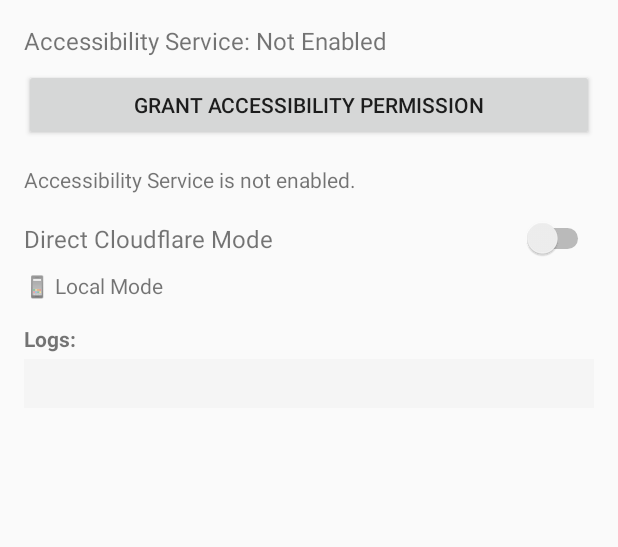
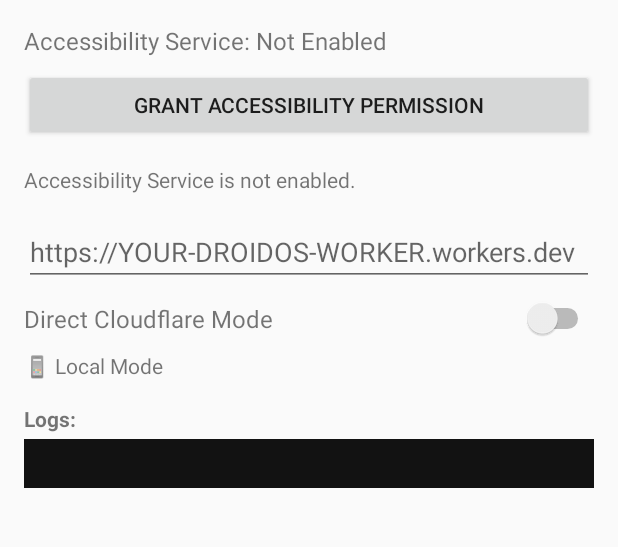
Before and after one commit to SayanSantra-t/droidos-neo, an Android app: the screen it shows after launch (MainActivity), on a phone screen of 412 x 824 dp, the part 157-704 px from its top. Run offline under Robolectric (Android 15) with nearby library versions, the phone set to English and light mode, and no system bars.

Commit message:
Add in-app Cloudflare Worker URL configuration UI and persist entered URL

```diff
--- a/app/src/main/java/com/droidos/neo/MainActivity.kt
+++ b/app/src/main/java/com/droidos/neo/MainActivity.kt
@@ -5,8 +5,10 @@ import android.os.Bundle
 import android.provider.Settings
 import android.view.accessibility.AccessibilityManager
 import android.widget.Button
+import android.widget.EditText
 import android.widget.Switch
 import android.widget.TextView
+import android.widget.Toast
 import androidx.appcompat.app.AppCompatActivity
 
 class MainActivity : AppCompatActivity() {
@@ -15,6 +17,7 @@ class MainActivity : AppCompatActivity() {
     private lateinit var tvAccessibilityStatus: TextView
     private lateinit var tvEndpointUrl: TextView
     private lateinit var tvLogs: TextView
+    private lateinit var etWorkerUrl: EditText
     private lateinit var switchCloudflare: Switch
     private lateinit var tvCloudflareStatus: TextView
 
@@ -28,6 +31,7 @@ class MainActivity : AppCompatActivity() {
         tvAccessibilityStatus  = findViewById(R.id.tvAccessibilityStatus)
         tvEndpointUrl          = findViewById(R.id.tvEndpointUrl)
         tvLogs                 = findViewById(R.id.tvLogs)
+        etWorkerUrl            = findViewById(R.id.etWorkerUrl)
         switchCloudflare       = findViewById(R.id.switchCloudflare)
         tvCloudflareStatus     = findViewById(R.id.tvCloudflareStatus)
 
@@ -54,19 +58,35 @@ class MainActivity : AppCompatActivity() {
             }
         }
 
+        // Restore saved Worker URL if present
+        val savedUrl = cfClient!!.getSavedWorkerUrl()
+        if (savedUrl.isNotBlank()) {
+            etWorkerUrl.setText(savedUrl)
+        }
+
         // Restore persisted switch state (default OFF)
         val savedCfEnabled = cfClient!!.isModeEnabled()
         switchCloudflare.isChecked = savedCfEnabled
+        etWorkerUrl.isEnabled = !savedCfEnabled
         updateCloudflareStatus(savedCfEnabled)
         if (savedCfEnabled) cfClient?.start()
 
         // Toggle handler
         switchCloudflare.setOnCheckedChangeListener { _, isChecked ->
             if (isChecked) {
+                val enteredUrl = etWorkerUrl.text.toString().trim().trimEnd('/')
+                if (enteredUrl.isBlank() || enteredUrl == McpCloudflareClient.DEFAULT_WORKER_URL) {
+                    Toast.makeText(this, "Enter your Cloudflare Worker URL first", Toast.LENGTH_SHORT).show()
+                    switchCloudflare.isChecked = false
+                    return@setOnCheckedChangeListener
+                }
+                cfClient?.setWorkerUrl(enteredUrl)
                 cfClient?.start()
+                etWorkerUrl.isEnabled = false
                 updateCloudflareStatus(true)
             } else {
                 cfClient?.stop()
+                etWorkerUrl.isEnabled = true
                 updateCloudflareStatus(false)
             }
         }
--- a/app/src/main/java/com/droidos/neo/McpCloudflareClient.kt
+++ b/app/src/main/java/com/droidos/neo/McpCloudflareClient.kt
@@ -21,12 +21,14 @@ import javax.net.ssl.HttpsURLConnection
  */
 class McpCloudflareClient(
     private val context: Context,
-    private val workerBase: String = "https://YOUR-DROIDOS-WORKER.workers.dev",
+    private var workerBase: String = DEFAULT_WORKER_URL,
     private val autoReconnect: Boolean = true
 ) {
     companion object {
         const val PREF_NAME = "droidos_prefs"
         const val PREF_CF_ENABLED = "cloudflare_mode_enabled"
+        const val PREF_WORKER_URL = "cloudflare_worker_url"
+        const val DEFAULT_WORKER_URL = "https://YOUR-DROIDOS-WORKER.workers.dev"
     }
 
     @Volatile var connected: Boolean = false
@@ -40,7 +42,24 @@ class McpCloudflareClient(
         context.getSharedPreferences(PREF_NAME, Context.MODE_PRIVATE)
     }
 
+    init {
+        val saved = prefs.getString(PREF_WORKER_URL, null)
+        if (!saved.isNullOrBlank()) {
+            workerBase = saved.trim().trimEnd('/')
+        }
+    }
+
     fun setOnLogMessage(cb: (String) -> Unit) { onLogMessage = cb }
+
+    fun getSavedWorkerUrl(): String = prefs.getString(PREF_WORKER_URL, "") ?: ""
+
+    fun setWorkerUrl(url: String) {
+        val cleaned = url.trim().trimEnd('/')
+        if (cleaned.isNotBlank()) {
+            workerBase = cleaned
+            prefs.edit().putString(PREF_WORKER_URL, cleaned).apply()
+        }
+    }
 
     /** Starts the Cloudflare polling loop and persists the enabled state. */
     fun start() {
--- a/app/src/main/res/layout/activity_main.xml
+++ b/app/src/main/res/layout/activity_main.xml
@@ -44,7 +44,16 @@
             android:textIsSelectable="true"
             android:layout_marginBottom="16dp" />
 
-        <!-- Cloudflare Direct Mode toggle -->
+        <!-- Cloudflare Direct Mode URL & toggle -->
+        <EditText
+            android:id="@+id/etWorkerUrl"
+            android:layout_width="match_parent"
+            android:layout_height="wrap_content"
+            android:hint="https://YOUR-DROIDOS-WORKER.workers.dev"
+            android:inputType="textUri"
+            android:singleLine="true"
+            android:layout_marginBottom="8dp" />
+
         <LinearLayout
             android:layout_width="match_parent"
             android:layout_height="wrap_content"
@@ -88,7 +97,8 @@
             android:text=""
             android:textSize="12sp"
             android:fontFamily="monospace"
-            android:background="#F5F5F5"
+            android:background="#121212"
+            android:textColor="#00FF66"
             android:padding="8dp" />
 
     </LinearLayout>
```
Also changed, not shown: 1 other file.
